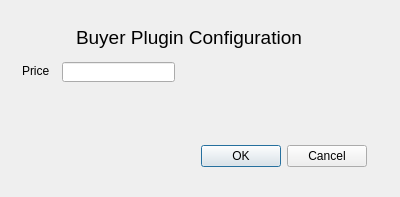
RdeWilde/JoyStream, file lib/view/BuyerTorrentPluginConfigurationDialog.ui: the form before one commit.
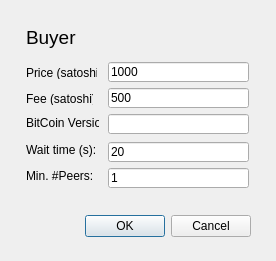
The form after the commit.

What changed in the file:
```diff
--- a/lib/view/BuyerTorrentPluginConfigurationDialog.ui
+++ b/lib/view/BuyerTorrentPluginConfigurationDialog.ui
@@ -6,8 +6,8 @@
    <rect>
     <x>0</x>
     <y>0</y>
-    <width>400</width>
-    <height>197</height>
+    <width>276</width>
+    <height>261</height>
    </rect>
   </property>
   <property name="windowTitle">
@@ -16,9 +16,9 @@
   <widget class="QDialogButtonBox" name="buttonBox">
    <property name="geometry">
     <rect>
-     <x>26</x>
-     <y>140</y>
-     <width>341</width>
+     <x>58</x>
+     <y>210</y>
+     <width>193</width>
      <height>32</height>
     </rect>
    </property>
@@ -32,9 +32,9 @@
   <widget class="QLabel" name="buyerTorrentPluginConfigurationLabel">
    <property name="geometry">
     <rect>
-     <x>76</x>
+     <x>26</x>
      <y>16</y>
-     <width>253</width>
+     <width>225</width>
      <height>43</height>
     </rect>
    </property>
@@ -44,30 +44,134 @@
     </font>
    </property>
    <property name="text">
-    <string>Buyer Plugin Configuration</string>
+    <string>Buyer</string>
    </property>
   </widget>
   <widget class="QLineEdit" name="priceLineEdit">
    <property name="geometry">
     <rect>
-     <x>62</x>
+     <x>108</x>
      <y>62</y>
-     <width>113</width>
+     <width>141</width>
      <height>20</height>
     </rect>
    </property>
+   <property name="text">
+    <string>1000</string>
+   </property>
   </widget>
   <widget class="QLabel" name="priceLabel">
    <property name="geometry">
     <rect>
-     <x>22</x>
-     <y>64</y>
-     <width>46</width>
+     <x>26</x>
+     <y>66</y>
+     <width>71</width>
      <height>13</height>
     </rect>
    </property>
    <property name="text">
-    <string>Price</string>
+    <string>Price (satoshi):</string>
+   </property>
+  </widget>
+  <widget class="QLabel" name="feeLabel">
+   <property name="geometry">
+    <rect>
+     <x>26</x>
+     <y>92</y>
+     <width>67</width>
+     <height>13</height>
+    </rect>
+   </property>
+   <property name="text">
+    <string>Fee (satoshi):</string>
+   </property>
+  </widget>
+  <widget class="QLabel" name="btcVersionLabel">
+   <property name="geometry">
+    <rect>
+     <x>26</x>
+     <y>116</y>
+     <width>73</width>
+     <height>13</height>
+    </rect>
+   </property>
+   <property name="text">
+    <string>BitCoin Version:</string>
+   </property>
+  </widget>
+  <widget class="QLineEdit" name="feeLine">
+   <property name="geometry">
+    <rect>
+     <x>108</x>
+     <y>88</y>
+     <width>141</width>
+     <height>20</height>
+    </rect>
+   </property>
+   <property name="text">
+    <string>500</string>
+   </property>
+  </widget>
+  <widget class="QLineEdit" name="btcVersionLine">
+   <property name="geometry">
+    <rect>
+     <x>108</x>
+     <y>114</y>
+     <width>141</width>
+     <height>20</height>
+    </rect>
+   </property>
+  </widget>
+  <widget class="QLabel" name="waitTimeLabel">
+   <property name="geometry">
+    <rect>
+     <x>26</x>
+     <y>142</y>
+     <width>107</width>
+     <height>16</height>
+    </rect>
+   </property>
+   <property name="text">
+    <string>Wait time (s):</string>
+   </property>
+  </widget>
+  <widget class="QLineEdit" name="waitTimeLine">
+   <property name="geometry">
+    <rect>
+     <x>108</x>
+     <y>142</y>
+     <width>141</width>
+     <height>20</height>
+    </rect>
+   </property>
+   <property name="text">
+    <string>20</string>
+   </property>
+  </widget>
+  <widget class="QLabel" name="minPeersLabel">
+   <property name="geometry">
+    <rect>
+     <x>26</x>
+     <y>168</y>
+     <width>73</width>
+     <height>16</height>
+    </rect>
+   </property>
+   <property name="text">
+    <string>Min. #Peers:</string>
+   </property>
+  </widget>
+  <widget class="QLineEdit" name="minPeersLine">
+   <property name="geometry">
+    <rect>
+     <x>108</x>
+     <y>168</y>
+     <width>141</width>
+     <height>20</height>
+    </rect>
+   </property>
+   <property name="text">
+    <string>1</string>
    </property>
   </widget>
  </widget>
```
